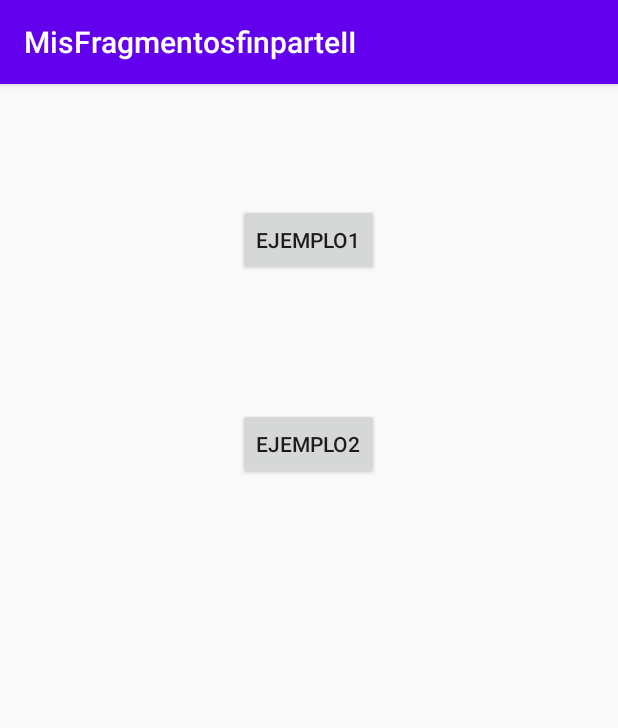
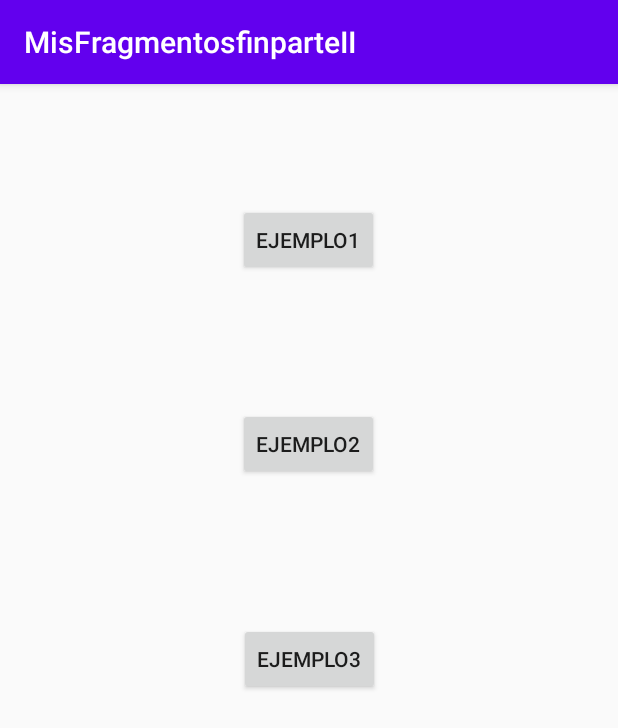
Before and after one commit to WCNosliwsys/MisFragmentosfinparteII, an Android app: the screen it shows after launch (EjemplosFragment), on a phone screen of 412 x 824 dp. Shown: the top 728 px of the screen. Run offline under Robolectric (Android 15) with nearby library versions, the phone set to English and light mode, and no system bars.

Commit message:
Preparando para uso de fragmento dinamico caso3

```diff
--- a/app/src/main/AndroidManifest.xml
+++ b/app/src/main/AndroidManifest.xml
@@ -9,7 +9,8 @@
         android:roundIcon="@mipmap/ic_launcher_round"
         android:supportsRtl="true"
         android:theme="@style/AppTheme">
-        <activity android:name=".DetalleCorreo"></activity>
+        <activity android:name=".MainFragmentCorreo"></activity>
+        <activity android:name=".DetalleCorreo" />
         <activity android:name=".ListaCorreo" />
         <activity android:name=".Ejemplo1.MainActivity" />
         <activity android:name=".EjemplosFragment">
--- a/app/src/main/java/com/example/misfragmentosfinparteii/DetalleCorreo.java
+++ b/app/src/main/java/com/example/misfragmentosfinparteii/DetalleCorreo.java
@@ -14,8 +14,8 @@ public class DetalleCorreo extends AppCompatActivity {
         setContentView(R.layout.activity_detalle_correo);
         txtdetalle = findViewById(R.id.TxtDetalle);
         txtdetalle.setText("De: "+ getIntent().getExtras().getString("de")+
-                "Asunto: "+ getIntent().getExtras().getString("asunto")+
-                "Contenido: "+ getIntent().getExtras().getString("texto"));
+                " Asunto: "+ getIntent().getExtras().getString("asunto")+
+                " Contenido: "+ getIntent().getExtras().getString("texto"));
 
     }
 }
--- /dev/null
+++ b/app/src/main/java/com/example/misfragmentosfinparteii/DetalleCorreoFragment.java
@@ -0,0 +1,4 @@
+package com.example.misfragmentosfinparteii;
+
+public class DetalleCorreoFragment {
+}
--- a/app/src/main/java/com/example/misfragmentosfinparteii/EjemplosFragment.java
+++ b/app/src/main/java/com/example/misfragmentosfinparteii/EjemplosFragment.java
@@ -23,4 +23,8 @@ public class EjemplosFragment extends AppCompatActivity {
     public void ejemplo2(View view) {
         startActivity(new Intent(this, ListaCorreo.class));
     }
+
+    public void ejemplo3(View view) {
+        startActivity(new Intent(this, MainFragmentCorreo.class));
+    }
 }
--- /dev/null
+++ b/app/src/main/java/com/example/misfragmentosfinparteii/ListaCorreoFragment.java
@@ -0,0 +1,4 @@
+package com.example.misfragmentosfinparteii;
+
+public class ListaCorreoFragment {
+}
--- /dev/null
+++ b/app/src/main/res/layout-land/activity_main_fragment_correo.xml
@@ -0,0 +1,6 @@
+<?xml version="1.0" encoding="utf-8"?>
+<androidx.constraintlayout.widget.ConstraintLayout
+    xmlns:android="http://schemas.android.com/apk/res/android" android:layout_width="match_parent"
+    android:layout_height="match_parent">
+
+</androidx.constraintlayout.widget.ConstraintLayout>
--- a/app/src/main/res/layout/activity_ejemplos_fragment.xml
+++ b/app/src/main/res/layout/activity_ejemplos_fragment.xml
@@ -29,4 +29,16 @@
         app:layout_constraintHorizontal_bias="0.498"
         app:layout_constraintStart_toStartOf="parent"
         app:layout_constraintTop_toBottomOf="@+id/button" />
+
+    <Button
+        android:id="@+id/button3"
+        android:layout_width="wrap_content"
+        android:layout_height="wrap_content"
+        android:text="Ejemplo3"
+        app:layout_constraintBottom_toBottomOf="parent"
+        app:layout_constraintEnd_toEndOf="parent"
+        app:layout_constraintStart_toStartOf="parent"
+        app:layout_constraintTop_toTopOf="parent"
+        app:layout_constraintVertical_bias="0.499"
+        android:onClick="ejemplo3"/>
 </androidx.constraintlayout.widget.ConstraintLayout>
```
Also changed, not shown: app/src/main/java/com/example/misfragmentosfinparteii/AdapterCorreoFragment.java (added, +57 -0 lines), app/src/main/java/com/example/misfragmentosfinparteii/MainFragmentCorreo.java (added, +14 -0 lines), app/src/main/res/layout/activity_main_fragment_correo.xml (added, +9 -0 lines).
